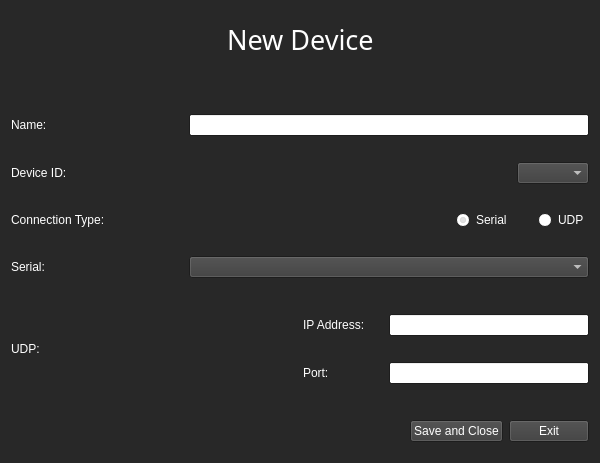
First picture: the form in menus/createdevice.ui, repository PSP-High-Altitude/GroundStation, before the edit.
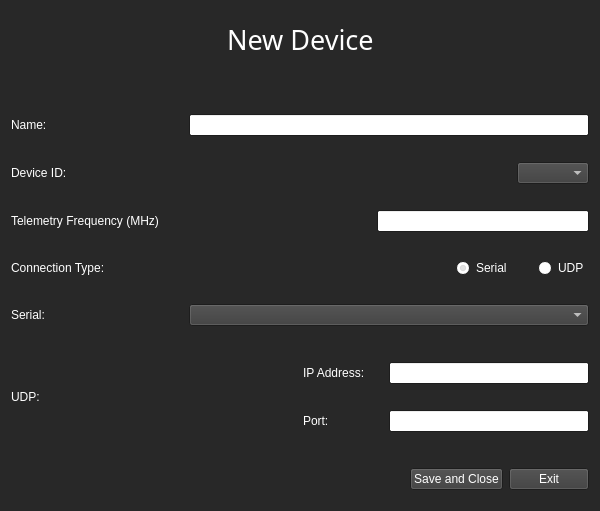
Second picture: the form after the edit.

Commit message: Added on-the-fly frequency selection

Patch:
```diff
--- a/menus/createdevice.ui
+++ b/menus/createdevice.ui
@@ -7,7 +7,7 @@
     <x>0</x>
     <y>0</y>
     <width>600</width>
-    <height>439</height>
+    <height>489</height>
    </rect>
   </property>
   <property name="palette">
@@ -301,6 +301,39 @@
      </item>
     </layout>
    </item>
+   <item>
+    <layout class="QHBoxLayout" name="horizontalLayout_10">
+     <property name="topMargin">
+      <number>10</number>
+     </property>
+     <property name="bottomMargin">
+      <number>10</number>
+     </property>
+     <item>
+      <widget class="QLabel" name="label_9">
+       <property name="text">
+        <string>Telemetry Frequency (MHz)</string>
+       </property>
+      </widget>
+     </item>
+     <item>
+      <spacer name="horizontalSpacer_11">
+       <property name="orientation">
+        <enum>Qt::Orientation::Horizontal</enum>
+       </property>
+       <property name="sizeHint" stdset="0">
+        <size>
+         <width>40</width>
+         <height>20</height>
+        </size>
+       </property>
+      </spacer>
+     </item>
+     <item>
+      <widget class="QLineEdit" name="radio_freq"/>
+     </item>
+    </layout>
+   </item>
    <item>
     <layout class="QHBoxLayout" name="horizontalLayout_4">
      <property name="topMargin">
```
Left out of the diff: 32 changed lines with no effect on the pictures. The commit also changes 16 other files.
